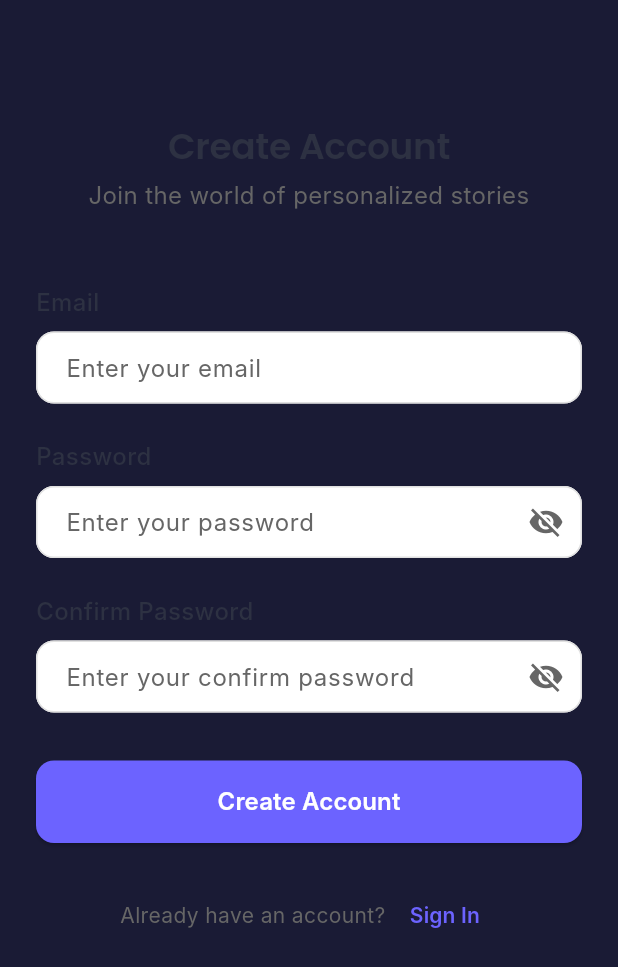
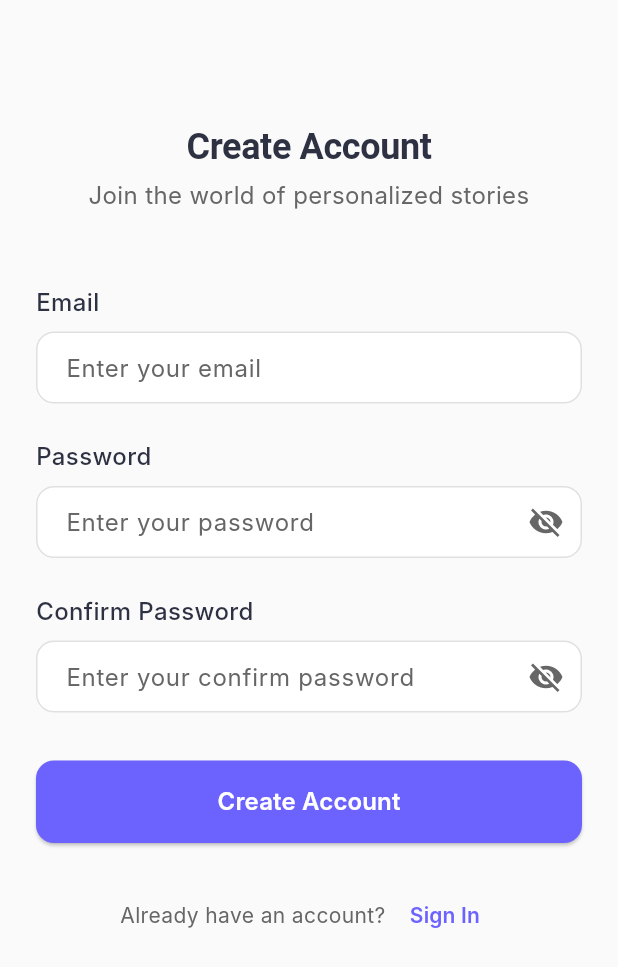
Before and after one commit to htahaozlu/ai-tale, a Flutter app: the screen it shows after launch, after a tap on "Login", after a tap on "Sign Up", on a phone screen of 412 x 824 dp. Shown: the top 967 px of the screen. Run offline on Flutter 3.47's test engine with Material 3 defaults, Android fonts, the light colour scheme and no system bars; our stand-ins replace flutter_secure_storage, flutter_svg, google_fonts, shared_preferences; Roboto replaces fonts that are missing (Inter).

Commit message:
add: Personalization settings such as dark/light mode, font size, colour options added.

```diff
--- a/lib/main.dart
+++ b/lib/main.dart
@@ -9,25 +9,41 @@ import 'package:ai_tale/screens/personalization/theme_selection_screen.dart';
 import 'package:ai_tale/screens/write_tale_screen.dart';
 import 'package:ai_tale/screens/onboarding_screen.dart';
 import 'package:ai_tale/theme/app_theme.dart';
+import 'providers/theme_provider.dart';
 
 void main() {
-  runApp(const MyApp());
+  runApp(
+    MultiProvider(
+      providers: [
+        ChangeNotifierProvider(create: (_) => ThemeProvider()),
+        ChangeNotifierProvider(create: (_) => AuthProvider()),
+      ],
+      child: const MyApp(),
+    ),
+  );
 }
 
 class MyApp extends StatelessWidget {
-  const MyApp({super.key});
+  const MyApp({Key? key}) : super(key: key);
 
   @override
   Widget build(BuildContext context) {
-    return MultiProvider(
-      providers: [
-        ChangeNotifierProvider<AuthProvider>(
-          create: (_) => AuthProvider(),
+    return Consumer<ThemeProvider>(
+      builder: (context, themeProvider, child) {
+        return MaterialApp(
+          title: 'AI Tale',
+          theme: AppTheme.lightTheme(
+            themeProvider.colorTheme,
+            themeProvider.fontSize,
+            themeProvider.isHighContrastMode,
           ),
-      ],
-      child: MaterialApp(
-        title: 'AI-Tale',
-        theme: AppTheme.darkTheme,
+          darkTheme: AppTheme.darkTheme(
+            themeProvider.colorTheme,
+            themeProvider.fontSize,
+            themeProvider.isHighContrastMode,
+          ),
+          themeMode:
+              themeProvider.isDarkMode ? ThemeMode.dark : ThemeMode.light,
           debugShowCheckedModeBanner: false,
           initialRoute: '/onboarding',
           routes: {
@@ -35,11 +51,13 @@ class MyApp extends StatelessWidget {
             '/': (context) => const SignInScreen(),
             '/welcome': (context) => const WelcomeScreen(),
             '/home': (context) => const HomeScreen(),
-          '/character-selection': (context) => const CharacterSelectionScreen(),
+            '/character-selection': (context) =>
+                const CharacterSelectionScreen(),
             '/theme-selection': (context) => const ThemeSelectionScreen(),
             '/write-tale': (context) => const WriteTaleScreen(),
           },
-      ),
+        );
+      },
     );
   }
 }
--- /dev/null
+++ b/lib/providers/theme_provider.dart
@@ -0,0 +1,71 @@
+import 'package:flutter/material.dart';
+import 'package:shared_preferences/shared_preferences.dart';
+
+class ThemeProvider extends ChangeNotifier {
+  bool _isDarkMode = false;
+  double _fontSize = 16.0;
+  String _colorTheme = 'default';
+  bool _isHighContrastMode = false;
+
+  bool get isDarkMode => _isDarkMode;
+  double get fontSize => _fontSize;
+  String get colorTheme => _colorTheme;
+  bool get isHighContrastMode => _isHighContrastMode;
+
+  static const String DARK_MODE_KEY = 'dark_mode';
+  static const String FONT_SIZE_KEY = 'font_size';
+  static const String COLOR_THEME_KEY = 'color_theme';
+  static const String HIGH_CONTRAST_KEY = 'high_contrast';
+
+  ThemeProvider() {
+    _loadSettings();
+  }
+
+  Future<void> _loadSettings() async {
+    final prefs = await SharedPreferences.getInstance();
+    _isDarkMode = prefs.getBool(DARK_MODE_KEY) ?? false;
+    _fontSize = prefs.getDouble(FONT_SIZE_KEY) ?? 16.0;
+    _colorTheme = prefs.getString(COLOR_THEME_KEY) ?? 'default';
+    _isHighContrastMode = prefs.getBool(HIGH_CONTRAST_KEY) ?? false;
+    notifyListeners();
+  }
+
+  Future<void> toggleDarkMode() async {
+    _isDarkMode = !_isDarkMode;
+    final prefs = await SharedPreferences.getInstance();
+    await prefs.setBool(DARK_MODE_KEY, _isDarkMode);
+    notifyListeners();
+  }
+
+  Future<void> setFontSize(double size) async {
+    _fontSize = size;
+    final prefs = await SharedPreferences.getInstance();
+    await prefs.setDouble(FONT_SIZE_KEY, size);
+    notifyListeners();
+  }
+
+  Future<void> setColorTheme(String theme) async {
+    _colorTheme = theme;
+    final prefs = await SharedPreferences.getInstance();
+    await prefs.setString(COLOR_THEME_KEY, theme);
+    notifyListeners();
+  }
+
+  Future<void> toggleHighContrastMode() async {
+    _isHighContrastMode = !_isHighContrastMode;
+    final prefs = await SharedPreferences.getInstance();
+    await prefs.setBool(HIGH_CONTRAST_KEY, _isHighContrastMode);
+    notifyListeners();
+  }
+
+  Future<void> resetToDefaults() async {
+    _isDarkMode = false;
+    _fontSize = 16.0;
+    _colorTheme = 'default';
+    _isHighContrastMode = false;
+
+    final prefs = await SharedPreferences.getInstance();
+    await prefs.clear();
+    notifyListeners();
+  }
+}
--- a/lib/screens/auth/sign_in_screen.dart
+++ b/lib/screens/auth/sign_in_screen.dart
@@ -42,8 +42,8 @@ class _SignInScreenState extends State<SignInScreen> {
         Navigator.pushReplacementNamed(context, '/welcome');
       } else if (mounted) {
         ScaffoldMessenger.of(context).showSnackBar(
-          const SnackBar(
-            content: Text('Login failed. Please try again.'),
+          SnackBar(
+            content: const Text('Login failed. Please try again.'),
             backgroundColor: AppTheme.errorColor,
           ),
         );
--- a/lib/screens/auth/sign_up_screen.dart
+++ b/lib/screens/auth/sign_up_screen.dart
@@ -43,8 +43,8 @@ class _SignUpScreenState extends State<SignUpScreen> {
         Navigator.pushReplacementNamed(context, '/welcome');
       } else if (mounted) {
         ScaffoldMessenger.of(context).showSnackBar(
-          const SnackBar(
-            content: Text('Registration failed. Please try again.'),
+          SnackBar(
+            content: const Text('Registration failed. Please try again.'),
             backgroundColor: AppTheme.errorColor,
           ),
         );
--- a/lib/theme/app_theme.dart
+++ b/lib/theme/app_theme.dart
@@ -2,69 +2,100 @@ import 'package:flutter/material.dart';
 import 'package:google_fonts/google_fonts.dart';
 
 class AppTheme {
-  static const Color primaryColor = Color(0xFF4A90E2);
-  static const Color secondaryColor = Color(0xFF6C63FF);
-  static const Color backgroundColor = Color(0xFF1A1B35);
-  static const Color surfaceColor = Color(0xFF2A2B45);
-  static const Color accentColor = Color(0xFFFFB800);
-  static const Color textColor = Color(0xFFFFFFFF);
+  static const double smallFontSize = 14.0;
+  static const double mediumFontSize = 16.0;
+  static const double largeFontSize = 18.0;
   static const Color errorColor = Color(0xFFFF6B6B);
 
-  static ThemeData darkTheme = ThemeData(
+  static ThemeData lightTheme(String colorTheme, double fontSize, bool isHighContrast) {
+    final Map<String, Color> themeColors = {
+      'default': Colors.blue,
+      'magical_forest': Colors.green[700]!,
+      'ocean_blue': Colors.blue[700]!,
+      'royal_purple': Colors.purple[700]!,
+    };
+
+    final primaryColor = themeColors[colorTheme] ?? themeColors['default']!;
+
+    return ThemeData(
       primaryColor: primaryColor,
-    scaffoldBackgroundColor: backgroundColor,
-    colorScheme: const ColorScheme.dark(
-      primary: primaryColor,
-      secondary: secondaryColor,
-      surface: surfaceColor,
-      background: backgroundColor,
-      error: errorColor,
+      brightness: Brightness.light,
+      scaffoldBackgroundColor: isHighContrast ? Colors.white : Colors.grey[50],
+      appBarTheme: AppBarTheme(
+        backgroundColor: primaryColor,
+        elevation: 0,
       ),
       textTheme: TextTheme(
-      displayLarge: GoogleFonts.poppins(
-        fontSize: 32,
+        bodyLarge: TextStyle(
+          fontSize: fontSize,
+          color: isHighContrast ? Colors.black : Colors.grey[800],
+        ),
+        bodyMedium: TextStyle(
+          fontSize: fontSize - 2,
+          color: isHighContrast ? Colors.black : Colors.grey[800],
+        ),
+        titleLarge: TextStyle(
+          fontSize: fontSize + 4,
           fontWeight: FontWeight.bold,
-        color: textColor,
-      ),
-      displayMedium: GoogleFonts.poppins(
-        fontSize: 24,
-        fontWeight: FontWeight.w600,
-        color: textColor,
-      ),
-      bodyLarge: GoogleFonts.poppins(
-        fontSize: 16,
-        color: textColor,
-      ),
-      bodyMedium: GoogleFonts.poppins(
-        fontSize: 14,
-        color: textColor,
+          color: isHighContrast ? Colors.black : Colors.grey[900],
         ),
       ),
       elevatedButtonTheme: ElevatedButtonThemeData(
         style: ElevatedButton.styleFrom(
           backgroundColor: primaryColor,
-        foregroundColor: textColor,
-        padding: const EdgeInsets.symmetric(horizontal: 32, vertical: 16),
+          foregroundColor: Colors.white,
+          padding: const EdgeInsets.symmetric(horizontal: 16, vertical: 12),
           shape: RoundedRectangleBorder(
-          borderRadius: BorderRadius.circular(30),
+            borderRadius: BorderRadius.circular(8),
           ),
-      ),
-    ),
-    inputDecorationTheme: InputDecorationTheme(
-      filled: true,
-      fillColor: surfaceColor,
-      border: OutlineInputBorder(
-        borderRadius: BorderRadius.circular(15),
-        borderSide: BorderSide.none,
-      ),
-      enabledBorder: OutlineInputBorder(
-        borderRadius: BorderRadius.circular(15),
-        borderSide: BorderSide.none,
-      ),
-      focusedBorder: OutlineInputBorder(
-        borderRadius: BorderRadius.circular(15),
-        borderSide: const BorderSide(color: primaryColor),
         ),
       ),
     );
   }
+
+  static ThemeData darkTheme(String colorTheme, double fontSize, bool isHighContrast) {
+    final Map<String, Color> themeColors = {
+      'default': Colors.blue[400]!,
+      'magical_forest': Colors.green[400]!,
+      'ocean_blue': Colors.blue[400]!,
+      'royal_purple': Colors.purple[400]!,
+    };
+
+    final primaryColor = themeColors[colorTheme] ?? themeColors['default']!;
+
+    return ThemeData(
+      primaryColor: primaryColor,
+      brightness: Brightness.dark,
+      scaffoldBackgroundColor: isHighContrast ? Colors.black : Colors.grey[900],
+      appBarTheme: AppBarTheme(
+        backgroundColor: primaryColor,
+        elevation: 0,
+      ),
+      textTheme: TextTheme(
+        bodyLarge: TextStyle(
+          fontSize: fontSize,
+          color: isHighContrast ? Colors.white : Colors.grey[300],
+        ),
+        bodyMedium: TextStyle(
+          fontSize: fontSize - 2,
+          color: isHighContrast ? Colors.white : Colors.grey[300],
+        ),
+        titleLarge: TextStyle(
+          fontSize: fontSize + 4,
+          fontWeight: FontWeight.bold,
+          color: isHighContrast ? Colors.white : Colors.grey[100],
+        ),
+      ),
+      elevatedButtonTheme: ElevatedButtonThemeData(
+        style: ElevatedButton.styleFrom(
+          backgroundColor: primaryColor,
+          foregroundColor: Colors.white,
+          padding: const EdgeInsets.symmetric(horizontal: 16, vertical: 12),
+          shape: RoundedRectangleBorder(
+            borderRadius: BorderRadius.circular(8),
+          ),
+        ),
+      ),
+    );
+  }
+}
```
Also changed, not shown: lib/screens/home_screen.dart (+68 -0 lines), lib/screens/personalization/personalization_settings_screen.dart (added, +188 -0 lines), pubspec.yaml (+10 -11 lines), pubspec.lock, 1 other file. Lines whose indentation alone changed are shown as unchanged.
